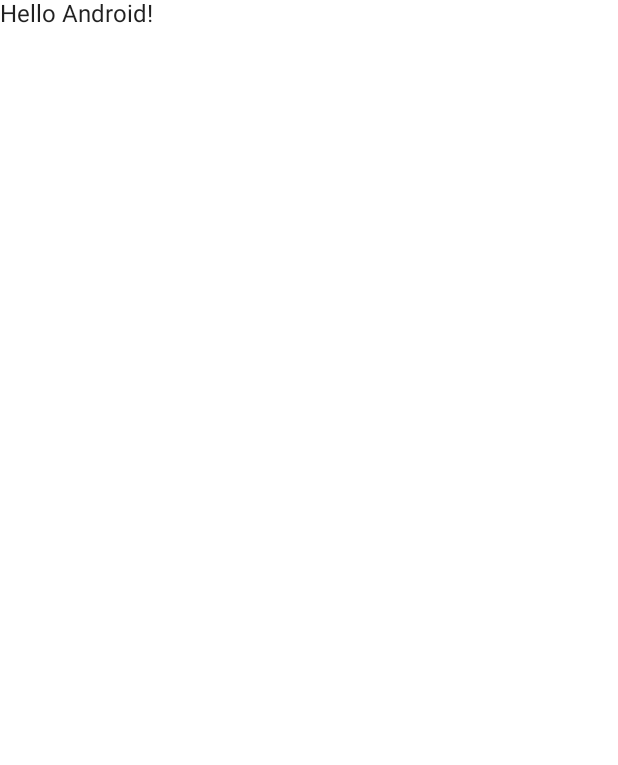
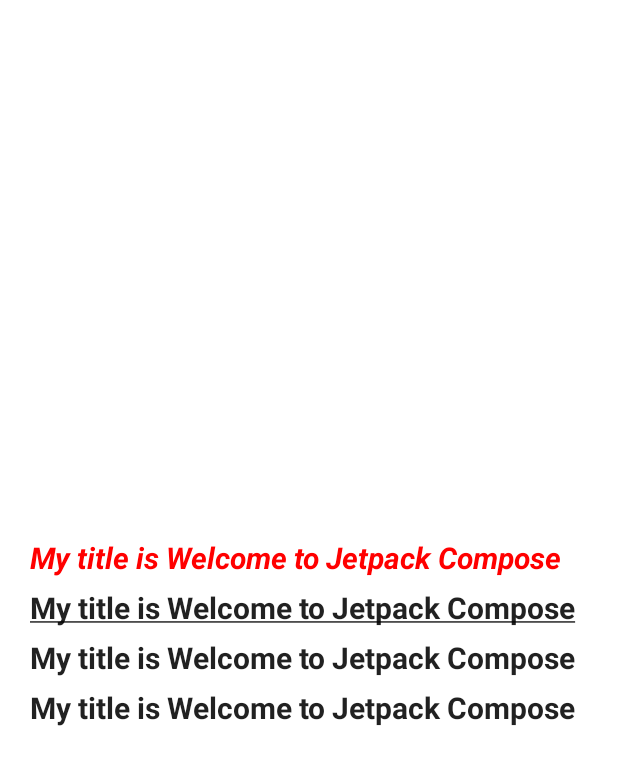
Before and after one commit to chayan2019/Jetpack-compose-component, an Android app built with Jetpack Compose: the screen it shows after launch (MainActivity), on a phone screen of 412 x 824 dp. Before the commit the part shown is almost empty. Shown: the top 765 px of the screen. Run offline under Robolectric (Android 15) with nearby library versions, the phone set to English and light mode, and no system bars.

Commit message:
Textview example in jetpack compose

```diff
--- a/app/src/main/java/com/withjetpack/jetpack_compose_yt/MainActivity.kt
+++ b/app/src/main/java/com/withjetpack/jetpack_compose_yt/MainActivity.kt
@@ -6,10 +6,10 @@ import androidx.activity.compose.setContent
 import androidx.compose.foundation.layout.fillMaxSize
 import androidx.compose.material.MaterialTheme
 import androidx.compose.material.Surface
-import androidx.compose.material.Text
 import androidx.compose.runtime.Composable
 import androidx.compose.ui.Modifier
 import androidx.compose.ui.tooling.preview.Preview
+import com.withjetpack.jetpack_compose_yt.textview.DisplayTextView
 import com.withjetpack.jetpack_compose_yt.ui.theme.JetpackcomposecomponentTheme
 
 class MainActivity : ComponentActivity() {
@@ -22,22 +22,20 @@ class MainActivity : ComponentActivity() {
                     modifier = Modifier.fillMaxSize(),
                     color = MaterialTheme.colors.background
                 ) {
-                    Greeting("Android")
+                    //Greeting("Android")
+                    DisplayTextView("Welcome to Jetpack Compose")
                 }
             }
         }
     }
 }
 
-@Composable
-fun Greeting(name: String) {
-    Text(text = "Hello $name!")
-}
+
 
 @Preview(showBackground = true)
 @Composable
 fun DefaultPreview() {
     JetpackcomposecomponentTheme {
-        Greeting("Android")
+        DisplayTextView("Welcome to Jetpack Compose")
     }
 }
--- /dev/null
+++ b/app/src/main/java/com/withjetpack/jetpack_compose_yt/textview/DisplayTextView.kt
@@ -0,0 +1,28 @@
+package com.withjetpack.jetpack_compose_yt.textview
+
+import androidx.compose.foundation.layout.Arrangement
+import androidx.compose.foundation.layout.Column
+import androidx.compose.foundation.layout.fillMaxSize
+import androidx.compose.foundation.layout.padding
+import androidx.compose.material.Text
+import androidx.compose.runtime.Composable
+import androidx.compose.ui.Modifier
+import androidx.compose.ui.graphics.Color
+import androidx.compose.ui.text.font.FontFamily
+import androidx.compose.ui.text.font.FontStyle
+import androidx.compose.ui.text.font.FontWeight
+import androidx.compose.ui.text.style.TextDecoration
+import androidx.compose.ui.unit.dp
+import androidx.compose.ui.unit.sp
+
+@Composable
+fun DisplayTextView(s: String) {
+
+    Column(modifier = Modifier.fillMaxSize().padding(20.dp), verticalArrangement = Arrangement.Center) {
+        Text(text = "My title is $s", fontSize = 20.sp,color= Color.Red,modifier = Modifier.padding(top = 20.dp) ,fontFamily = FontFamily.SansSerif, fontWeight = FontWeight.Bold, fontStyle = FontStyle.Italic)
+        Text(text = "My title is $s", fontSize = 20.sp, fontFamily = FontFamily.SansSerif, fontWeight = FontWeight.Bold, modifier = Modifier.padding(top = 10.dp), textDecoration = TextDecoration.Underline)
+        Text(text = "My title is $s", fontSize = 20.sp, fontFamily = FontFamily.SansSerif, fontWeight = FontWeight.Bold, modifier = Modifier.padding(top = 10.dp))
+        Text(text = "My title is $s", fontSize = 20.sp, fontFamily = FontFamily.SansSerif, fontWeight = FontWeight.Bold, modifier = Modifier.padding(top = 10.dp))
+    }
+
+}
```
